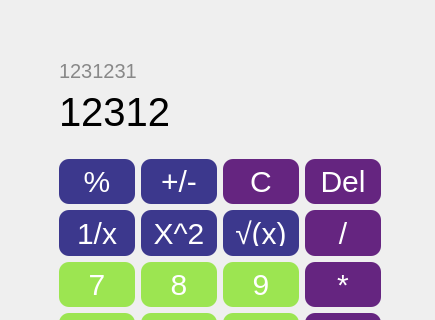
Old version of the form PhysicalCalculator/CalculateForm.ui in the repository BunchSoftware/Physical-Calculator; both pictures show x 0 to 435 and y 0 to 320 of the 435 by 520 pixel window.
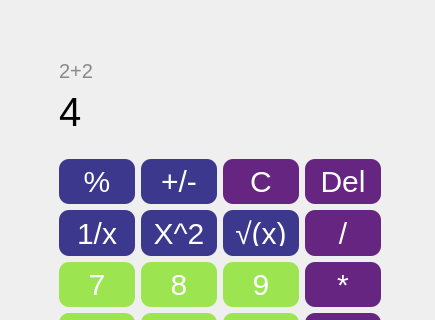
New version of the form.

```diff
--- a/PhysicalCalculator/CalculateForm.ui
+++ b/PhysicalCalculator/CalculateForm.ui
@@ -100,7 +100,7 @@
 color: rgb(136, 136, 136);</string>
          </property>
          <property name="text">
-          <string>1231231</string>
+          <string>2+2</string>
          </property>
         </widget>
        </item>
@@ -121,7 +121,7 @@
           <string notr="true"/>
          </property>
          <property name="text">
-          <string>12312</string>
+          <string>4</string>
          </property>
         </widget>
        </item>
```
